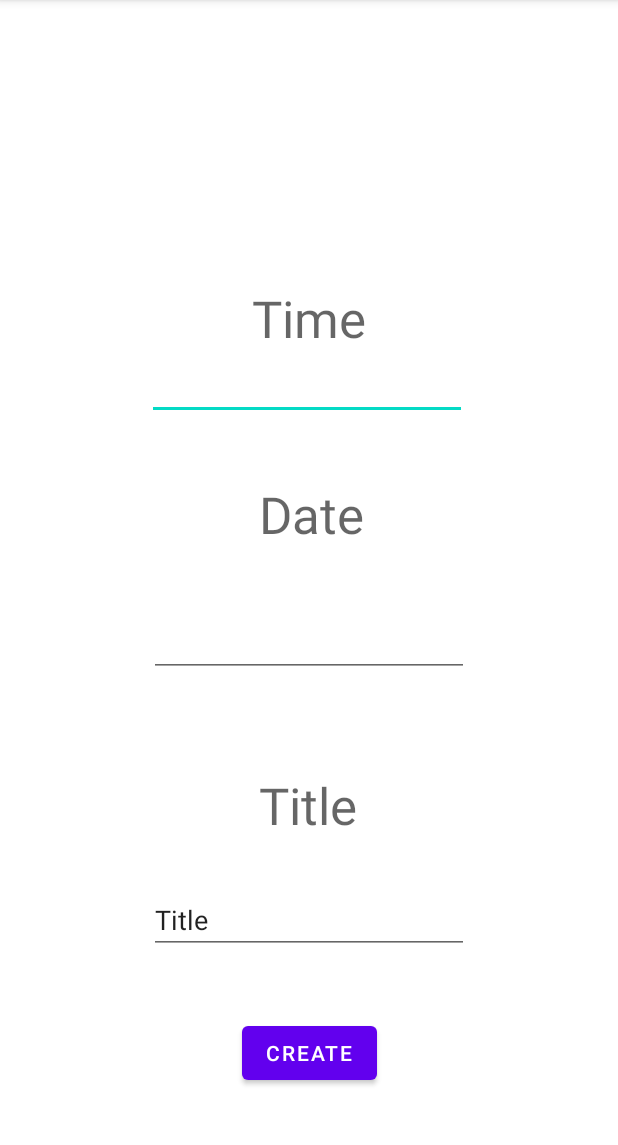
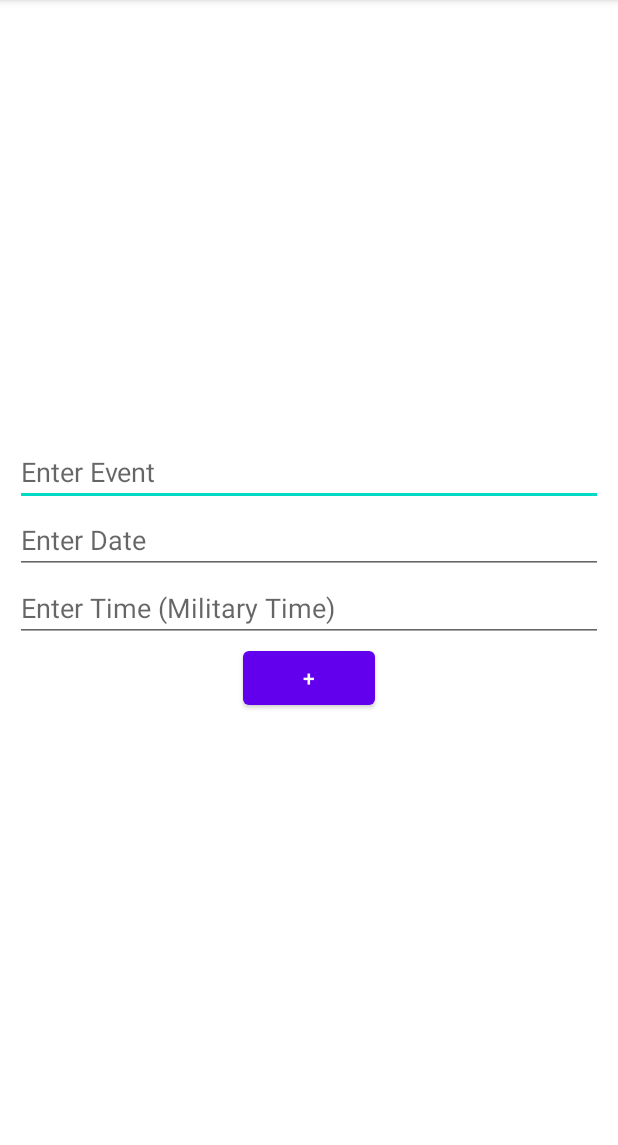
Before and after one commit to BrianS123456/Remember_Me, an Android app: the CreateNewEvent screen opened directly, with no data from a screen before it, on a phone screen of 412 x 824 dp, the part 84-1229 px from its top. Run offline under Robolectric (Android 15) with nearby library versions, the phone set to English and light mode, and no system bars.

Commit message:
Adding User Input to CreateNewEvent.kt for Title, Date, and Time Event Page Updated

```diff
--- a/app/src/main/java/com/example/rememberme/CreateNewEvent.kt
+++ b/app/src/main/java/com/example/rememberme/CreateNewEvent.kt
@@ -3,30 +3,27 @@ package com.example.rememberme
 import android.content.Intent
 import androidx.appcompat.app.AppCompatActivity
 import android.os.Bundle
-import android.view.View
 import android.widget.Button
 import android.widget.EditText
-import android.widget.TextView
-import java.sql.Time
 
 class CreateNewEvent : AppCompatActivity() {
 
     override fun onCreate(savedInstanceState: Bundle?) {
         super.onCreate(savedInstanceState)
         setContentView(R.layout.activity_create_new_event)
-        //val timeText = findViewById<EditText>(R.id.editTextTime)
-        //val dateText = findViewById<EditText>(R.id.editTextDate)
-        //val titleText = findViewById<EditText>(R.id.editTextTitle)
-        val mButton = findViewById(R.id.Newbt) as Button
+        val timeText = findViewById<EditText>(R.id.timeT)
+        val dateText = findViewById<EditText>(R.id.dateD)
+        val titleText = findViewById<EditText>(R.id.eventE)
+        val mButton = findViewById<Button>(R.id.CreateNewBT)
         mButton.setOnClickListener {
-         //   val time = timeText.text.toString()
-           // val date = dateText.text.toString()
-            //val title = titleText.text.toString()
+            val time = timeText.text.toString()
+            val date = dateText.text.toString()
+            val title = titleText.text.toString()
 
-            val intent = Intent(this@CreateNewEvent, EventPage::class.java)
-           // intent.putExtra("Title", title)
-           // intent.putExtra("Date", date)
-           // intent.putExtra("Time", time)
+            val intent = Intent(this, EventPage::class.java)
+            intent.putExtra("Title", title)
+            intent.putExtra("Date", date)
+            intent.putExtra("Time", time)
             startActivity(intent)
 
         }
--- a/app/src/main/res/layout/activity_create_new_event.xml
+++ b/app/src/main/res/layout/activity_create_new_event.xml
@@ -1,90 +1,36 @@
 <?xml version="1.0" encoding="utf-8"?>
-<androidx.constraintlayout.widget.ConstraintLayout xmlns:android="http://schemas.android.com/apk/res/android"
+<LinearLayout xmlns:android="http://schemas.android.com/apk/res/android"
     xmlns:app="http://schemas.android.com/apk/res-auto"
     xmlns:tools="http://schemas.android.com/tools"
     android:layout_width="match_parent"
     android:layout_height="match_parent"
-    tools:context=".CreateNewEvent">
+    android:orientation="vertical"
+    android:gravity="center"
+    android:padding="10dp"
+    tools:context=".MainActivity">
 
     <EditText
-        android:id="@+id/editTextTime"
+        android:id="@+id/eventE"
+        android:hint="Enter Event"
+        android:inputType="text"
+        android:layout_width="match_parent"
+        android:layout_height="wrap_content" />
+    <EditText
+        android:id="@+id/dateD"
+        android:hint="Enter Date"
+        android:inputType="date"
+        android:layout_width="match_parent"
+        android:layout_height="wrap_content" />
+    <EditText
+        android:id="@+id/timeT"
+        android:hint="Enter Time (Military Time)"
+        android:inputType="time"
+        android:layout_width="match_parent"
+        android:layout_height="wrap_content" />
+    <Button
+        android:id="@+id/CreateNewBT"
+        android:text="+"
         android:layout_width="wrap_content"
-        android:layout_height="wrap_content"
-        android:layout_marginBottom="488dp"
-        android:ems="10"
-        android:inputType="time"
-        app:layout_constraintBottom_toBottomOf="parent"
-        app:layout_constraintEnd_toEndOf="parent"
-        app:layout_constraintHorizontal_bias="0.494"
-        app:layout_constraintStart_toStartOf="parent" />
+        android:layout_height="wrap_content" />
 
-    <TextView
-        android:id="@+id/TimeTxt"
-        android:layout_width="wrap_content"
-        android:layout_height="wrap_content"
-        android:text="Time"
-        android:textAppearance="@style/TextAppearance.AppCompat.Display1"
-        app:layout_constraintBottom_toTopOf="@+id/editTextTime"
-        app:layout_constraintEnd_toEndOf="parent"
-        app:layout_constraintStart_toStartOf="parent" />
-
-    <TextView
-        android:id="@+id/DateTxt"
-        android:layout_width="wrap_content"
-        android:layout_height="wrap_content"
-        android:layout_marginTop="40dp"
-        android:text="Date"
-        android:textAppearance="@style/TextAppearance.AppCompat.Display1"
-        app:layout_constraintEnd_toEndOf="parent"
-        app:layout_constraintHorizontal_bias="0.504"
-        app:layout_constraintStart_toStartOf="parent"
-        app:layout_constraintTop_toBottomOf="@+id/editTextTime" />
-
-    <EditText
-        android:id="@+id/editTextDate"
-        android:layout_width="wrap_content"
-        android:layout_height="wrap_content"
-        android:ems="10"
-        android:inputType="date"
-        app:layout_constraintBottom_toBottomOf="parent"
-        app:layout_constraintEnd_toEndOf="parent"
-        app:layout_constraintStart_toStartOf="parent"
-        app:layout_constraintTop_toBottomOf="@+id/DateTxt"
-        app:layout_constraintVertical_bias="0.114" />
-
-    <TextView
-        android:id="@+id/TitleofEvent"
-        android:layout_width="wrap_content"
-        android:layout_height="wrap_content"
-        android:text="Title"
-        android:textAppearance="@style/TextAppearance.AppCompat.Display1"
-        app:layout_constraintBottom_toTopOf="@+id/editTextTitle"
-        app:layout_constraintEnd_toEndOf="parent"
-        app:layout_constraintHorizontal_bias="0.498"
-        app:layout_constraintStart_toStartOf="parent"
-        app:layout_constraintTop_toBottomOf="@+id/editTextDate"
-        app:layout_constraintVertical_bias="0.666" />
-
-    <EditText
-        android:id="@+id/editTextTitle"
-        android:layout_width="wrap_content"
-        android:layout_height="wrap_content"
-        android:layout_marginBottom="132dp"
-        android:ems="10"
-        android:inputType="textPersonName"
-        android:text="Title"
-        app:layout_constraintBottom_toBottomOf="parent"
-        app:layout_constraintEnd_toEndOf="parent"
-        app:layout_constraintStart_toStartOf="parent" />
-
-    <Button
-        android:id="@+id/Newbt"
-
-        android:layout_width="wrap_content"
-        android:layout_height="wrap_content"
-        android:text="Create"
-        app:layout_constraintBottom_toBottomOf="parent"
-        app:layout_constraintEnd_toEndOf="parent"
-        app:layout_constraintStart_toStartOf="parent"
-        app:layout_constraintTop_toBottomOf="@+id/editTextTitle" />
-</androidx.constraintlayout.widget.ConstraintLayout>
+</LinearLayout>
```
Also changed, not shown: app/src/main/java/com/example/rememberme/EventPage.kt (+15 -17 lines), app/src/main/res/layout/activity_event_page.xml (+25 -33 lines).
